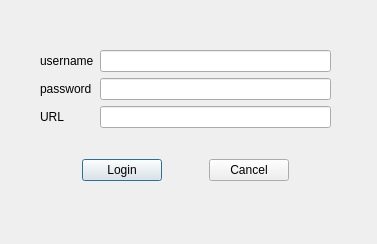
Before: the Qt Designer form project/CCC_Cute_Cpp_Calendar/gui/dialog.ui in GrayNeel/Calendary-and-ToDo-List, drawn with Qt 5.
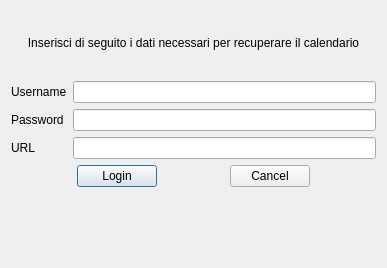
After: the same form once the commit is applied.

Patch:
```diff
--- a/project/CCC_Cute_Cpp_Calendar/gui/dialog.ui
+++ b/project/CCC_Cute_Cpp_Calendar/gui/dialog.ui
@@ -6,57 +6,60 @@
    <rect>
     <x>0</x>
     <y>0</y>
-    <width>377</width>
-    <height>244</height>
+    <width>387</width>
+    <height>268</height>
    </rect>
   </property>
   <property name="windowTitle">
    <string>Dialog</string>
   </property>
-  <widget class="QWidget" name="verticalLayoutWidget">
-   <property name="geometry">
-    <rect>
-     <x>40</x>
-     <y>50</y>
-     <width>291</width>
-     <height>131</height>
-    </rect>
-   </property>
+  <layout class="QGridLayout" name="gridLayout">
+   <item row="0" column="0">
    <layout class="QVBoxLayout" name="verticalLayout">
+     <item>
+      <widget class="QLabel" name="dialogMessage">
+       <property name="text">
+        <string>Inserisci di seguito i dati necessari per recuperare il calendario</string>
+       </property>
+       <property name="alignment">
+        <set>Qt::AlignCenter</set>
+       </property>
+      </widget>
+     </item>
     <item>
      <layout class="QFormLayout" name="loginForm">
-      <item row="0" column="0">
-       <widget class="QLabel" name="label">
+       <item row="3" column="0">
+        <widget class="QLabel" name="usernameLabel">
         <property name="text">
-         <string>username</string>
+          <string>Username</string>
         </property>
        </widget>
       </item>
-      <item row="0" column="1">
+       <item row="3" column="1">
        <widget class="QLineEdit" name="usernameLine"/>
       </item>
-      <item row="1" column="0">
-       <widget class="QLabel" name="label_2">
+       <item row="4" column="0">
+        <widget class="QLabel" name="passwordLabel">
         <property name="text">
-         <string>password</string>
+          <string>Password</string>
         </property>
        </widget>
       </item>
-      <item row="1" column="1">
+       <item row="4" column="1">
        <widget class="QLineEdit" name="passwordLine">
         <property name="echoMode">
          <enum>QLineEdit::Password</enum>
         </property>
        </widget>
       </item>
-      <item row="2" column="0">
-       <widget class="QLabel" name="label_3">
+       <item row="5" column="0">
+        <widget class="QLabel" name="urlLabel">
         <property name="text">
          <string>URL</string>
         </property>
        </widget>
       </item>
-      <item row="2" column="1">
+       <item row="5" column="1">
        <widget class="QLineEdit" name="urlLine"/>
       </item>
      </layout>
@@ -118,8 +121,25 @@
       </item>
      </layout>
     </item>
-   </layout>
-  </widget>
+     <item>
+      <widget class="QLabel" name="errorMessageLabel">
+       <property name="font">
+        <font>
+         <weight>75</weight>
+         <bold>true</bold>
+        </font>
+       </property>
+       <property name="text">
+        <string/>
+       </property>
+       <property name="alignment">
+        <set>Qt::AlignCenter</set>
+       </property>
+      </widget>
+     </item>
+    </layout>
+   </item>
+  </layout>
  </widget>
  <resources/>
  <connections/>
```
Lines whose indentation alone changed are shown as unchanged.
